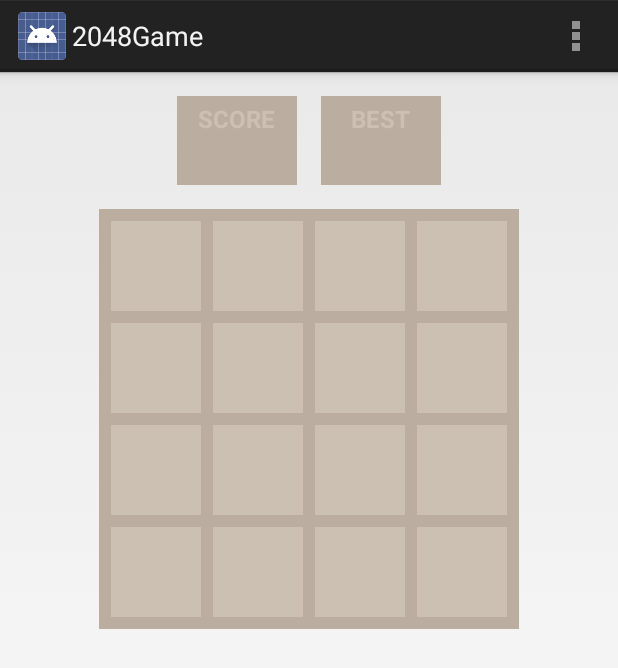
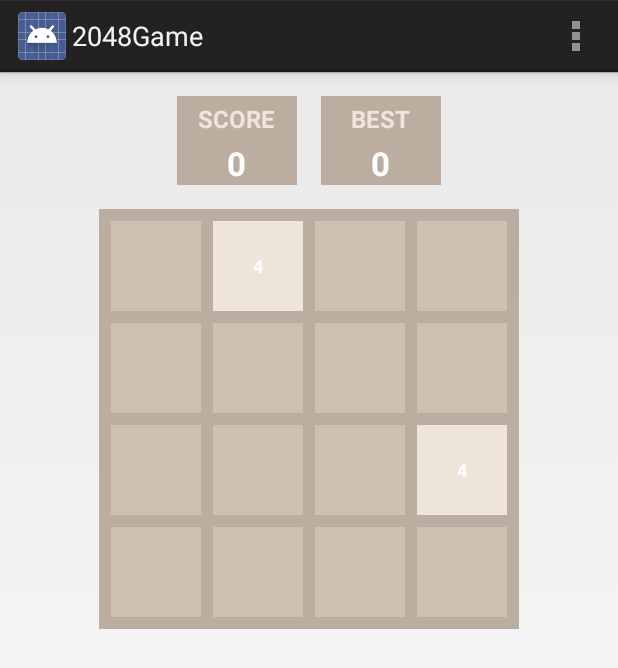
Before and after one commit to AaronRietschlin/2048, an Android app: the screen it shows after launch (MainActivity), on a phone screen of 412 x 824 dp. Shown: the top 668 px of the screen. Run offline under Robolectric (Android 15) with nearby library versions, the phone set to English and light mode, and no system bars; our stand-ins replace ButterKnife, Timber; libraries missing offline, so code that uses them is left out: com.squareup.otto, info.metadude.android; 4 statements that could not run were skipped.

Commit message:
Added preference utils and the typed preferences. Storing the high score.

```diff
--- a/app/build.gradle
+++ b/app/build.gradle
@@ -23,5 +23,6 @@ dependencies {
     compile 'com.jakewharton:butterknife:4.0.1'
     compile 'com.jakewharton.timber:timber:2.2.2'
     compile 'com.squareup:otto:1.3.4'
+    compile 'info.metadude.android:typed-preferences:1.1.0'
     compile fileTree(dir: 'libs', include: ['*.jar'])
 }
--- a/app/src/main/java/com/asa/games/twentyfortyeight/GameManager.java
+++ b/app/src/main/java/com/asa/games/twentyfortyeight/GameManager.java
@@ -68,10 +68,10 @@ public class GameManager {
     public void setup() {
         // TODO - implement saving/restoring the state.
         grid = new Grid(size);
-//        addStartTiles();
-        placeTile(1, 1, 32);
-        placeTile(2, 1, 16);
-        placeTile(3, 1, 16);
+        addStartTiles();
+//        placeTile(1, 1, 32);
+//        placeTile(2, 1, 16);
+//        placeTile(3, 1, 16);
     }
 
     private void addStartTiles() {
--- a/app/src/main/java/com/asa/games/twentyfortyeight/MainActivity.java
+++ b/app/src/main/java/com/asa/games/twentyfortyeight/MainActivity.java
@@ -74,6 +74,7 @@ public class MainActivity extends FragmentActivity implements GestureDetector.On
         mGestureDetector = new GestureDetectorCompat(this, this);
 
         setupGame();
+        setupHighScore();
     }
 
     @Override
@@ -98,9 +99,10 @@ public class MainActivity extends FragmentActivity implements GestureDetector.On
     }
 
     @Subscribe
-    public void onScoreChanged(ScoreChangeEvent event){
-        if(event != null){
+    public void onScoreChanged(ScoreChangeEvent event) {
+        if (event != null) {
             mTvScore.setText(String.valueOf(event.getScore()));
+            checkForBestScore(event.getScore());
         }
     }
 
@@ -130,6 +132,20 @@ public class MainActivity extends FragmentActivity implements GestureDetector.On
         mGrid[3][1] = mGridContainer32;
         mGrid[3][2] = mGridContainer33;
         mGrid[3][3] = mGridContainer34;
+    }
+
+    private void checkForBestScore(int score) {
+        int savedScore = PreferenceUtils.getHighScore(this);
+        if (score > savedScore) {
+            // NEW HIGH SCORE!
+            mTvScoreBest.setText(String.valueOf(score));
+            PreferenceUtils.setHighScore(this, score);
+        }
+    }
+
+    private void setupHighScore() {
+        int highScore = PreferenceUtils.getHighScore(this);
+        mTvScoreBest.setText(String.valueOf(highScore));
     }
 
     @Override
--- a/app/src/main/res/layout/fragment_main.xml
+++ b/app/src/main/res/layout/fragment_main.xml
@@ -32,7 +32,8 @@
                 android:id="@+id/tv_score"
                 style="@style/Text.Score"
                 android:layout_width="wrap_content"
-                android:layout_height="wrap_content" />
+                android:layout_height="wrap_content"
+                android:text="0" />
 
         </LinearLayout>
 
@@ -55,7 +56,8 @@
                 android:id="@+id/tv_score_best"
                 style="@style/Text.Score"
                 android:layout_width="wrap_content"
-                android:layout_height="wrap_content" />
+                android:layout_height="wrap_content"
+                android:text="0" />
 
         </LinearLayout>
 
--- a/app/src/main/res/values/styles.xml
+++ b/app/src/main/res/values/styles.xml
@@ -28,7 +28,7 @@
     </style>
 
     <style name="Text.Score.Title">
-        <item name="android:textColor">@color/grid_cell</item>
+        <item name="android:textColor">@color/tile_color_2</item>
         <item name="android:textStyle">bold</item>
         <item name="android:textAllCaps">true</item>
         <item name="android:textSize">@dimen/score_title_text_size</item>
```
Also changed, not shown: app/src/main/java/com/asa/games/twentyfortyeight/PreferenceUtils.java (added, +25 -0 lines).
